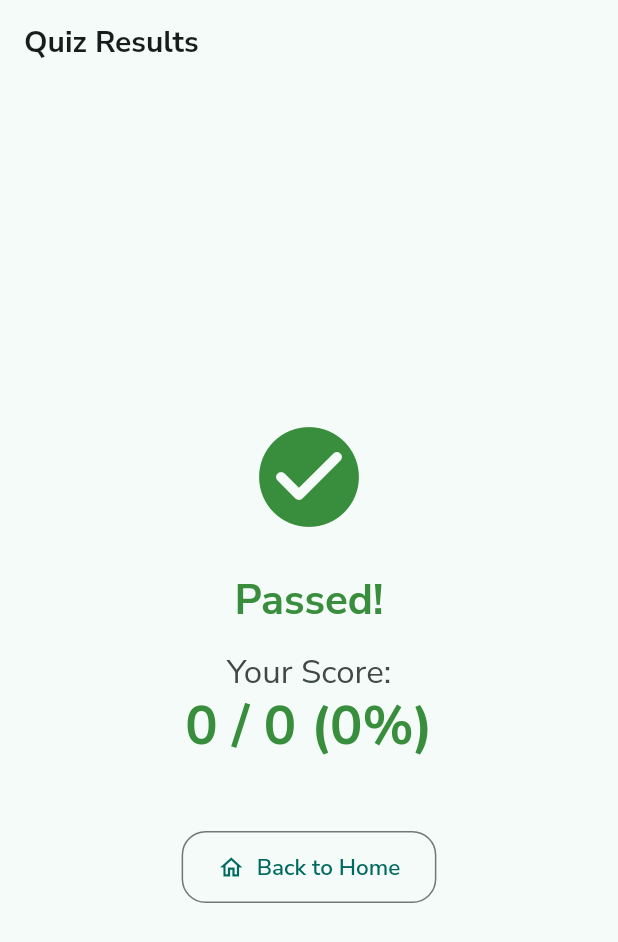
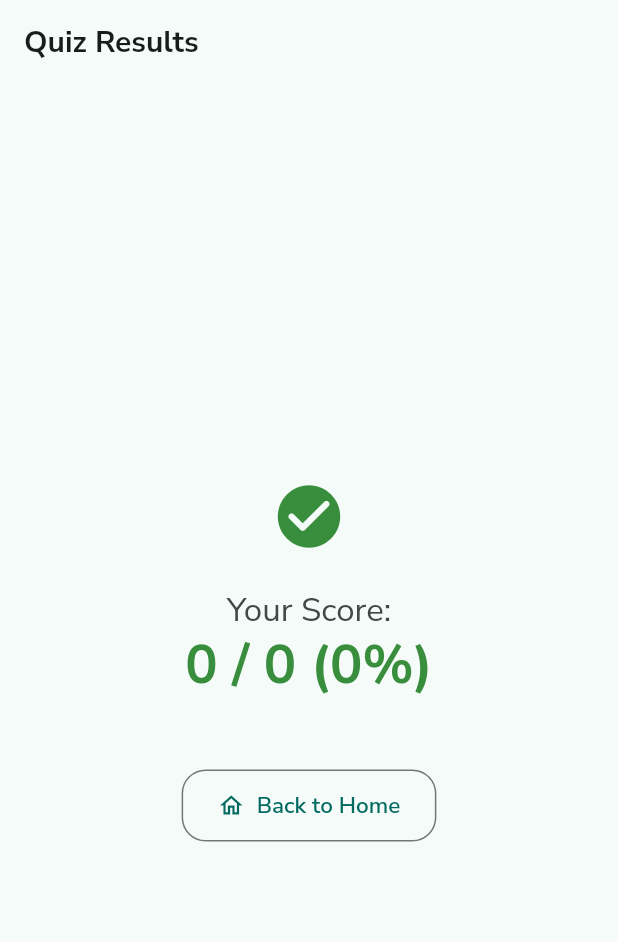
Before and after one commit to roysprojects/lebanon-driving-exam, a Flutter app: the ResultsScreen screen opened directly, on a phone screen of 412 x 824 dp. Shown: the top 942 px of the screen. Run offline on Flutter 3.47's test engine with Material 3 defaults, Android fonts, the light colour scheme and no system bars; our stand-ins replace flutter_riverpod, flutter_svg, google_fonts, package_info_plus, shared_preferences; accounts and stored records are empty.

Commit message:
remove failed/passed

```diff
--- a/lib/screens/results_screen.dart
+++ b/lib/screens/results_screen.dart
@@ -48,15 +48,15 @@ class ResultsScreen extends ConsumerWidget {
           crossAxisAlignment: CrossAxisAlignment.center,
           mainAxisSize: MainAxisSize.min,
           children: [
-            Icon(statusIcon, size: 80, color: statusColor),
+            Icon(statusIcon, size: 50, color: statusColor),
             const SizedBox(height: 24),
-            Text(
+            /*Text(
               resultTitle,
               style: textTheme.headlineMedium
                   ?.copyWith(fontWeight: FontWeight.bold, color: statusColor),
               textAlign: TextAlign.center,
             ),
-            const SizedBox(height: 16),
+            const SizedBox(height: 16),*/
             Text(
               'Your Score:',
               style: textTheme.titleLarge
@@ -67,7 +67,7 @@ class ResultsScreen extends ConsumerWidget {
               style: textTheme.displaySmall
                   ?.copyWith(color: statusColor, fontWeight: FontWeight.bold),
             ),
-            if (totalQuestions > 0)
+            /*if (totalQuestions > 0)
               Padding(
                 padding: const EdgeInsets.only(top: 8.0),
                 child: Text(
@@ -75,7 +75,7 @@ class ResultsScreen extends ConsumerWidget {
                   style: textTheme.titleMedium
                       ?.copyWith(color: colorScheme.onSurfaceVariant),
                 ),
-              ),
+              ),*/
             const SizedBox(height: 48),
             Column(
               mainAxisSize: MainAxisSize.min,
```
